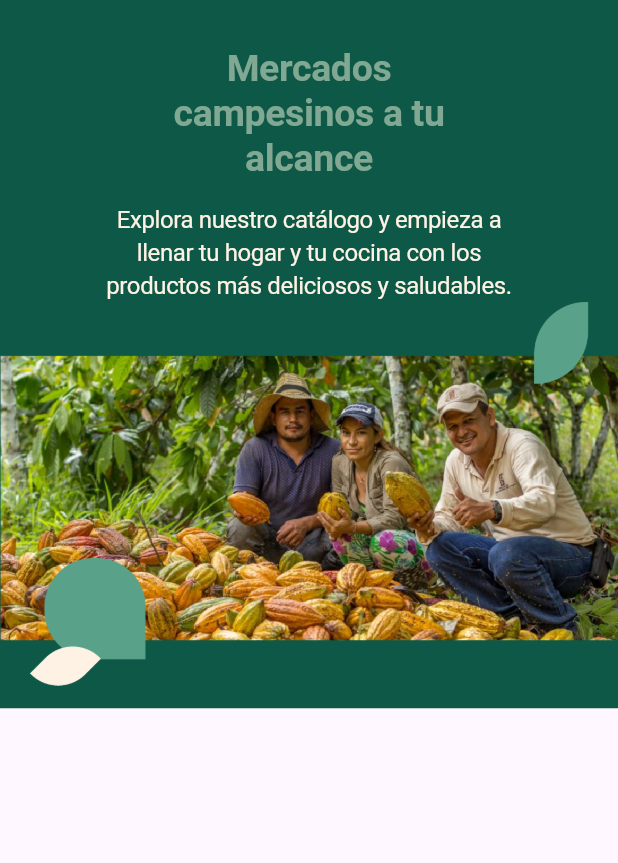
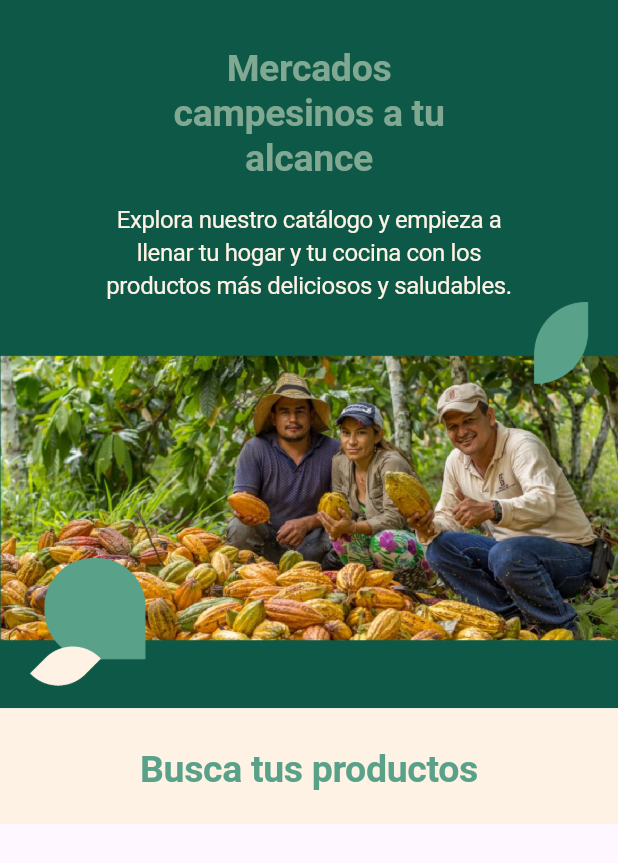
Before and after one commit to ValenciaSebs/agriapp, a Flutter app: the screen it shows after launch, on a phone screen of 412 x 824 dp. Shown: the top 863 px of the screen. Run offline on Flutter 3.47's test engine with Material 3 defaults, Android fonts, the phone set to English and light mode, and no system bars; our stand-ins replace google_fonts.

Commit message:
Headline y Buscador Actualizados

```diff
--- /dev/null
+++ b/lib/pantallas/Buscadorhome.dart
@@ -0,0 +1,32 @@
+import 'dart:math';
+import 'package:flutter/cupertino.dart';
+import 'package:flutter/material.dart';
+import 'package:flutter/widgets.dart';
+import 'package:google_fonts/google_fonts.dart';
+
+class BuscadorHome extends StatelessWidget {
+  const BuscadorHome({super.key});
+
+  @override
+ Widget build(BuildContext context) {
+    return Container(color: Color(0xFFfdf2e3), width: MediaQuery.of(context).size.width,
+    child: Column
+    (children: [
+      Container(padding:EdgeInsets.only(top: 25, bottom: 22, left: 0, right: 0),
+        child: Text(
+      'Busca tus productos',
+      textAlign: TextAlign.center,
+      style: GoogleFonts.encodeSansExpanded(
+      textStyle: Theme.of(context).textTheme.displayLarge, height: 1.2,
+      fontSize: 25,
+      fontWeight: FontWeight.w600,
+      fontStyle: FontStyle.normal,
+      color: Color(0xFF5aa189),
+      ),
+      ),
+      ),
+
+    ],),
+    );
+  }
+}
--- a/lib/pantallas/headline.dart
+++ b/lib/pantallas/headline.dart
@@ -47,7 +47,6 @@ class Headline extends StatelessWidget {
       Image.asset("assets/imagenes/foto1.png"),
       ),
 
-
     ],),
     );
   }
--- a/lib/pantallas/inicio.dart
+++ b/lib/pantallas/inicio.dart
@@ -1,3 +1,4 @@
+import 'package:agrip_app/pantallas/Buscadorhome.dart';
 import 'package:agrip_app/pantallas/appbar.dart';
 import 'package:agrip_app/pantallas/headline.dart';
 import 'package:flutter/material.dart';
@@ -13,8 +14,8 @@ class Inicio extends StatelessWidget {
             body: Container(
                 child: Column(
                     children: [
-                      Headline()
-
+                      Headline(),
+                      BuscadorHome(),
                     ]
                 ),
             ),
```
